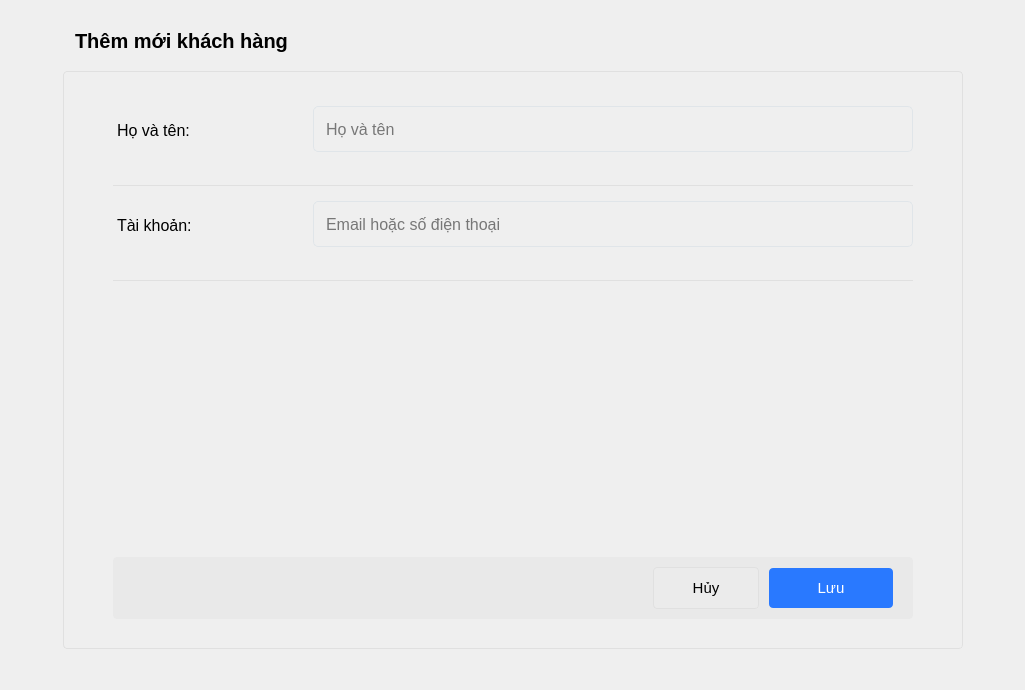
Before: the Qt Designer form ui/admin/customer_detail.ui in dinhphuquy2k1/python-qt5, drawn with Qt 5.
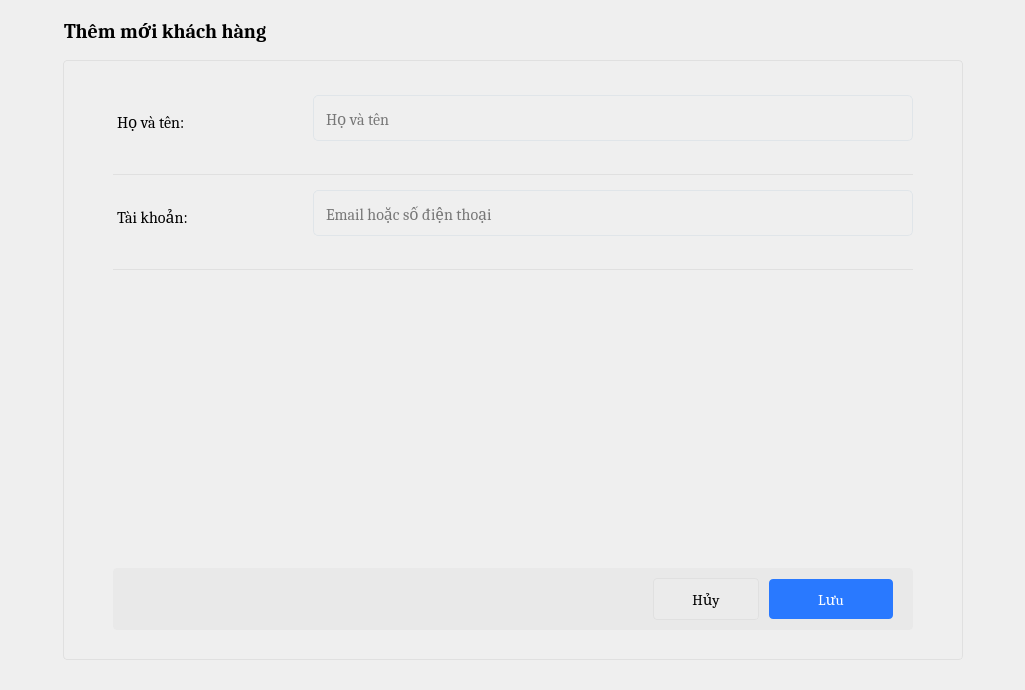
After: the same form once the commit is applied. Icons and pictures are not drawn.

Diff of the .ui file:
```diff
--- a/ui/admin/customer_detail.ui
+++ b/ui/admin/customer_detail.ui
@@ -231,6 +231,21 @@
 </string>
   </property>
   <layout class="QVBoxLayout" name="verticalLayout">
+   <property name="spacing">
+    <number>0</number>
+   </property>
+   <property name="leftMargin">
+    <number>0</number>
+   </property>
+   <property name="topMargin">
+    <number>0</number>
+   </property>
+   <property name="rightMargin">
+    <number>0</number>
+   </property>
+   <property name="bottomMargin">
+    <number>0</number>
+   </property>
    <item>
     <widget class="QWidget" name="customerDialog" native="true">
      <layout class="QVBoxLayout" name="verticalLayout_9">
@@ -298,6 +313,7 @@
               <widget class="QLabel" name="dialogTitleUser">
                <property name="font">
                 <font>
+                 <family>Cambria</family>
                  <pointsize>-1</pointsize>
                  <bold>true</bold>
                 </font>
@@ -475,6 +491,13 @@
                               <height>0</height>
                              </size>
                             </property>
+                            <property name="font">
+                             <font>
+                              <family>Cambria</family>
+                              <pointsize>-1</pointsize>
+                              <bold>false</bold>
+                             </font>
+                            </property>
                             <property name="text">
                              <string>Họ và tên:</string>
                             </property>
@@ -518,6 +541,12 @@
                                  <height>16777215</height>
                                 </size>
                                </property>
+                               <property name="font">
+                                <font>
+                                 <family>Cambria</family>
+                                 <pointsize>-1</pointsize>
+                                </font>
+                               </property>
                                <property name="text">
                                 <string/>
                                </property>
@@ -596,6 +625,13 @@
                            <height>0</height>
                           </size>
                          </property>
+                         <property name="font">
+                          <font>
+                           <family>Cambria</family>
+                           <pointsize>-1</pointsize>
+                           <bold>false</bold>
+                          </font>
+                         </property>
                          <property name="text">
                           <string>Tài khoản:</string>
                          </property>
@@ -639,6 +675,12 @@
                               <height>16777215</height>
                              </size>
                             </property>
+                            <property name="font">
+                             <font>
+                              <family>Cambria</family>
+                              <pointsize>-1</pointsize>
+                             </font>
+                            </property>
                             <property name="placeholderText">
                              <string>Email hoặc số điện thoại</string>
                             </property>
@@ -767,6 +809,12 @@
                        </item>
                        <item>
                         <widget class="QPushButton" name="btn_cancel_customer">
+                         <property name="font">
+                          <font>
+                           <family>Cambria</family>
+                           <pointsize>-1</pointsize>
+                          </font>
+                         </property>
                          <property name="cursor">
                           <cursorShape>PointingHandCursor</cursorShape>
                          </property>
@@ -777,6 +825,12 @@
                        </item>
                        <item>
                         <widget class="QPushButton" name="btn_save_customer">
+                         <property name="font">
+                          <font>
+                           <family>Cambria</family>
+                           <pointsize>-1</pointsize>
+                          </font>
+                         </property>
                          <property name="cursor">
                           <cursorShape>PointingHandCursor</cursorShape>
                          </property>
```
